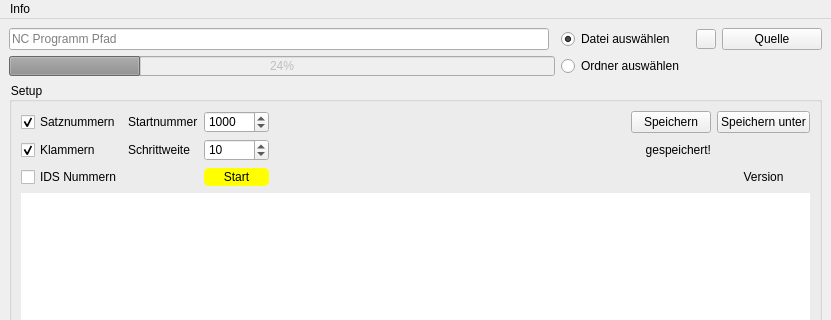
imoDDomi/NC-Editor, file nc_editor_mainwindow.ui: the form before one commit; both pictures show x 0 to 831 and y 0 to 320 of the 831 by 736 pixel window.
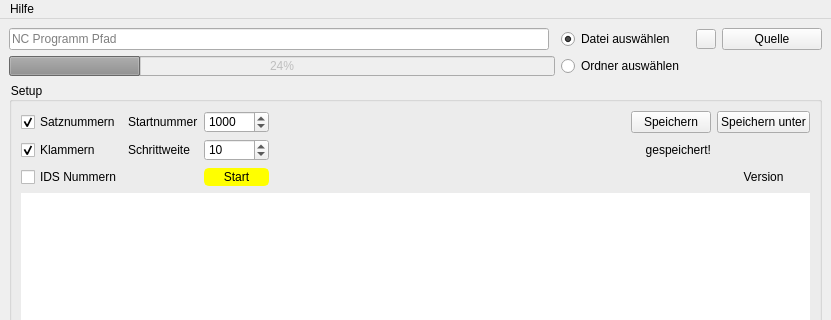
The form after the commit. Icons and pictures are not drawn.

Commit message: v1.5 Menübar, Hilfe.txt, Dialogfenster, changelog.txt

Patch:
```diff
--- a/nc_editor_mainwindow.ui
+++ b/nc_editor_mainwindow.ui
@@ -570,13 +570,13 @@
      <height>22</height>
     </rect>
    </property>
-   <widget class="QMenu" name="menuInfo">
+   <widget class="QMenu" name="mb_hilfe">
     <property name="title">
-     <string>Info</string>
+     <string>Hilfe</string>
     </property>
     <addaction name="actionAnleitung_2"/>
    </widget>
-   <addaction name="menuInfo"/>
+   <addaction name="mb_hilfe"/>
   </widget>
   <action name="actionAnleitung">
    <property name="text">
```
Left out of the diff: 96 changed lines with no effect on the pictures. The commit also changes 8 other files.
